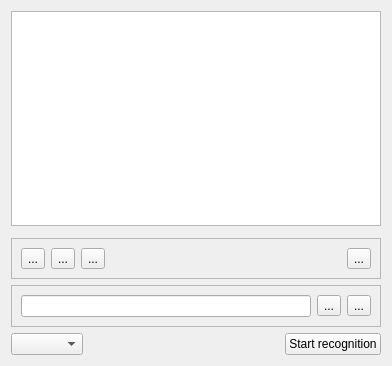
The window that src/ui/textbasededit_ui.ui (KDE/kdenlive) describes before a commit, drawn with Qt 5.
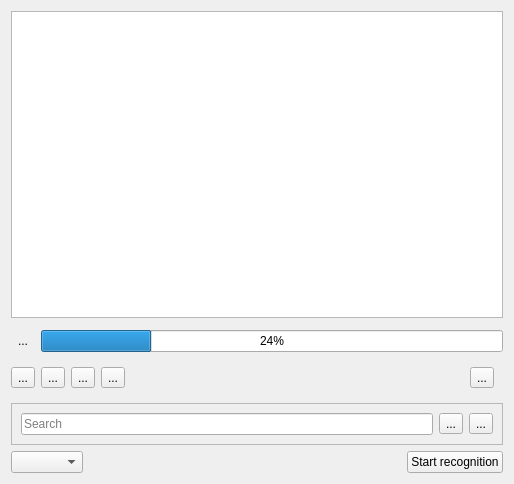
The same window after the commit. Custom widgets are drawn as their Qt base class.

Commit message: Text based editing: show speech recognition progress, initial search

What changed in the file:
```diff
--- a/src/ui/textbasededit_ui.ui
+++ b/src/ui/textbasededit_ui.ui
@@ -6,27 +6,94 @@
    <rect>
     <x>0</x>
     <y>0</y>
-    <width>392</width>
-    <height>366</height>
+    <width>514</width>
+    <height>484</height>
    </rect>
   </property>
   <layout class="QGridLayout" name="gridLayout_2">
-   <item row="2" column="0" colspan="3">
+   <item row="5" column="2">
+    <spacer name="horizontalSpacer">
+     <property name="orientation">
+      <enum>Qt::Horizontal</enum>
+     </property>
+     <property name="sizeHint" stdset="0">
+      <size>
+       <width>250</width>
+       <height>20</height>
+      </size>
+     </property>
+    </spacer>
+   </item>
+   <item row="2" column="0" colspan="4">
+    <widget class="QFrame" name="frame_progress">
+     <property name="frameShape">
+      <enum>QFrame::NoFrame</enum>
+     </property>
+     <property name="frameShadow">
+      <enum>QFrame::Plain</enum>
+     </property>
+     <layout class="QHBoxLayout" name="horizontalLayout">
+      <property name="leftMargin">
+       <number>0</number>
+      </property>
+      <property name="topMargin">
+       <number>0</number>
+      </property>
+      <property name="rightMargin">
+       <number>0</number>
+      </property>
+      <property name="bottomMargin">
+       <number>0</number>
+      </property>
+      <item>
+       <widget class="QToolButton" name="button_abort">
+        <property name="text">
+         <string>...</string>
+        </property>
+        <property name="autoRaise">
+         <bool>true</bool>
+        </property>
+       </widget>
+      </item>
+      <item>
+       <widget class="QProgressBar" name="speech_progress">
+        <property name="value">
+         <number>24</number>
+        </property>
+       </widget>
+      </item>
+     </layout>
+    </widget>
+   </item>
+   <item row="5" column="3">
+    <widget class="QPushButton" name="button_start">
+     <property name="text">
+      <string>Start recognition</string>
+     </property>
+    </widget>
+   </item>
+   <item row="1" column="0" colspan="4">
+    <widget class="KMessageWidget" name="info_message"/>
+   </item>
+   <item row="0" column="0" colspan="4">
+    <widget class="QListWidget" name="listWidget">
+     <property name="alternatingRowColors">
+      <bool>true</bool>
+     </property>
+    </widget>
+   </item>
+   <item row="3" column="0" colspan="4">
     <widget class="QFrame" name="edit_frame">
      <property name="frameShape">
-      <enum>QFrame::StyledPanel</enum>
+      <enum>QFrame::NoFrame</enum>
      </property>
      <property name="frameShadow">
       <enum>QFrame::Raised</enum>
      </property>
      <layout class="QGridLayout" name="gridLayout">
-      <item row="0" column="0">
-       <widget class="QToolButton" name="button_delete">
-        <property name="text">
-         <string>...</string>
-        </property>
-       </widget>
-      </item>
+      <property name="leftMargin">
+       <number>0</number>
+      </property>
       <item row="0" column="1">
        <widget class="QToolButton" name="button_up">
         <property name="text">
@@ -34,6 +101,13 @@
         </property>
        </widget>
       </item>
+      <item row="0" column="0">
+       <widget class="QToolButton" name="button_delete">
+        <property name="text">
+         <string>...</string>
+        </property>
+       </widget>
+      </item>
       <item row="0" column="2">
        <widget class="QToolButton" name="button_down">
         <property name="text">
@@ -41,7 +115,7 @@
         </property>
        </widget>
       </item>
-      <item row="0" column="3">
+      <item row="0" column="4">
        <spacer name="horizontalSpacer_2">
         <property name="orientation">
          <enum>Qt::Horizontal</enum>
@@ -54,17 +128,27 @@
         </property>
        </spacer>
       </item>
-      <item row="0" column="4">
+      <item row="0" column="5">
        <widget class="QToolButton" name="vosk_config">
         <property name="text">
          <string>...</string>
         </property>
        </widget>
       </item>
+      <item row="0" column="3">
+       <widget class="QToolButton" name="button_search">
+        <property name="text">
+         <string>...</string>
+        </property>
+        <property name="checkable">
+         <bool>true</bool>
+        </property>
+       </widget>
+      </item>
      </layout>
     </widget>
    </item>
-   <item row="3" column="0" colspan="3">
+   <item row="4" column="0" colspan="4">
     <widget class="QFrame" name="search_frame">
      <property name="frameShape">
       <enum>QFrame::StyledPanel</enum>
@@ -81,7 +165,14 @@
        </widget>
       </item>
       <item row="0" column="0">
-       <widget class="QLineEdit" name="search_line"/>
+       <widget class="QLineEdit" name="search_line">
+        <property name="placeholderText">
+         <string>Search</string>
+        </property>
+        <property name="clearButtonEnabled">
+         <bool>true</bool>
+        </property>
+       </widget>
       </item>
       <item row="0" column="2">
        <widget class="QToolButton" name="search_next">
@@ -93,39 +184,9 @@
      </layout>
     </widget>
    </item>
-   <item row="4" column="0">
+   <item row="5" column="0" colspan="2">
     <widget class="QComboBox" name="language_box"/>
    </item>
-   <item row="4" column="2">
-    <widget class="QPushButton" name="button_start">
-     <property name="text">
-      <string>Start recognition</string>
-     </property>
-    </widget>
-   </item>
-   <item row="0" column="0" colspan="3">
-    <widget class="QListWidget" name="listWidget">
-     <property name="alternatingRowColors">
-      <bool>true</bool>
-     </property>
-    </widget>
-   </item>
-   <item row="1" column="0" colspan="3">
-    <widget class="KMessageWidget" name="info_message"/>
-   </item>
-   <item row="4" column="1">
-    <spacer name="horizontalSpacer">
-     <property name="orientation">
-      <enum>Qt::Horizontal</enum>
-     </property>
-     <property name="sizeHint" stdset="0">
-      <size>
-       <width>250</width>
-       <height>20</height>
-      </size>
-     </property>
-    </spacer>
-   </item>
   </layout>
  </widget>
  <customwidgets>
```
The commit also changes 2 other files.
